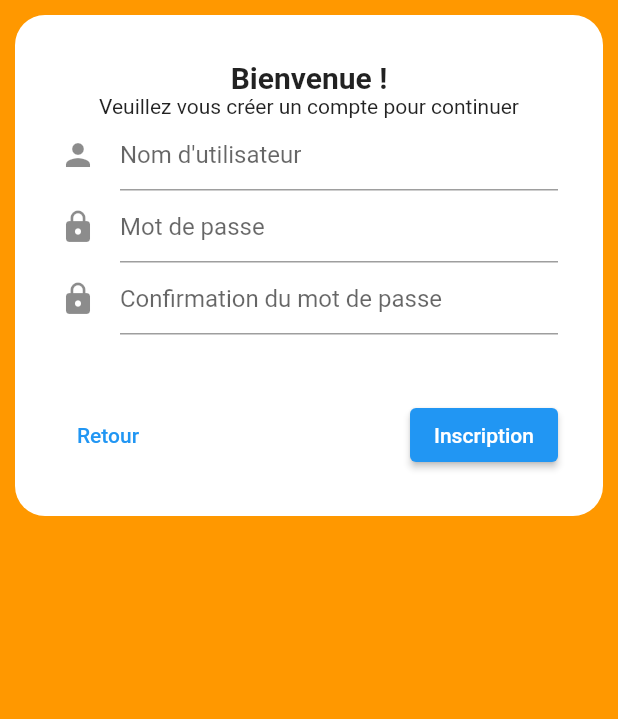
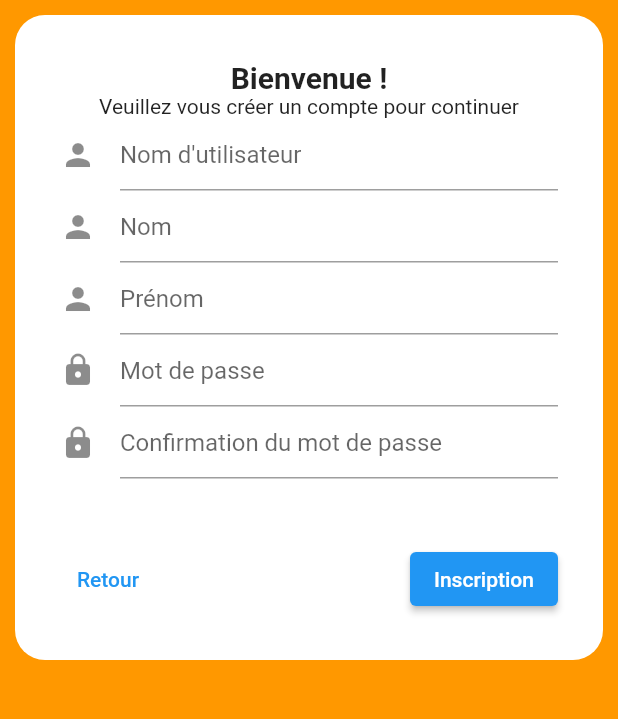
Before and after one commit to Morbleuz/Improve-Your-Ball, a Flutter app: the Register screen opened by its route, on a phone screen of 412 x 824 dp, the part 412-1131 px from its top. Run offline on Flutter 3.47's test engine with Material 2 defaults, Android fonts, the light colour scheme and no system bars; our stand-ins replace fl_chart; missing offline and left inert: dart:ffi, graphic.

Commit message:
register

```diff
--- a/lib/model/constant.dart
+++ b/lib/model/constant.dart
@@ -4,6 +4,7 @@ abstract class Constant {
   static String urlToken = "/api/authentication_token";
   static String urlGetAllUser = "/api/users?page=1";
   static String urlPostRencontre = "/api/rencontres";
+  static String urlPostUser = "/api/users";
 
   ///Regex qui respecte la règle suivant
   ///Le champs doit avoir :
--- a/lib/register.dart
+++ b/lib/register.dart
@@ -1,6 +1,7 @@
 import 'package:flutter/material.dart';
 import 'package:flutter_improve_your_ball/menu.dart';
 import 'package:flutter_improve_your_ball/main.dart';
+import 'package:flutter_improve_your_ball/model/constant.dart';
 
 import 'package:flutter_improve_your_ball/model/local.dart';
 import 'package:flutter_improve_your_ball/modelView/ContainerButtonIYP.dart';
@@ -19,15 +20,52 @@ class Register extends StatefulWidget {
 class _Register extends State<Register> {
   late TextEditingController _controllerUsername;
   late TextEditingController _controllerPassword;
-  late TextEditingController _controllerPassword2;
+  late TextEditingController _controllerPasswordVerif;
+  late TextEditingController _controllerNom;
+
+  late TextEditingController _controllerPrenom;
+
+  // late TextEditingController _controllerPassword2;
+
+  ///Permet de savoir si l'utilisateur est rentré dans le champs Username
+  bool clickOnUsername = false;
+  bool clickOnPassword = false;
+
+  ///Les vérifications du Username
+  String? _errorUsername = null;
+
+  ///Les vérifications du password
+  String? get _errorPassord {
+    final text = _controllerPassword.value.text;
+    if (text.isEmpty && clickOnPassword) {
+      return 'Ce champ ne doit pas être vide';
+    }
+    if (clickOnPassword && !Constant.regexStrongPassword.hasMatch(text)) {
+      return 'Mot de passe non valide';
+    }
+    // return null if the text is valid
+    return null;
+  }
 
   String errorMsg = "";
+  String? _errormdp = null;
+
+  String? _errormdpverif = null;
+
+  String? _errorusername = null;
+  String? _errornom = null;
+
+  String? _errorprenom = null;
+
   @override
   void initState() {
     super.initState();
     _controllerUsername = TextEditingController();
     _controllerPassword = TextEditingController();
-    _controllerPassword2 = TextEditingController();
+    _controllerPasswordVerif = TextEditingController();
+
+    _controllerNom = TextEditingController();
+    _controllerPrenom = TextEditingController();
   }
 
   bool valide() {
@@ -36,6 +74,15 @@ class _Register extends State<Register> {
       return true;
     }
     if (_controllerPassword.text.isEmpty) {
+      errorMsg = 'Le mot de passe est vide';
+    }
+    if (_controllerPasswordVerif.text.isEmpty) {
+      errorMsg = 'Le mot de passe est vide';
+    }
+    if (_controllerNom.text.isEmpty) {
+      errorMsg = 'Le mot de passe est vide';
+    }
+    if (_controllerPrenom.text.isEmpty) {
       errorMsg = 'Le mot de passe est vide';
     }
     return false;
@@ -57,11 +104,28 @@ class _Register extends State<Register> {
     });
   }
 
+  ///Permet de se connecter à l'API
+  void connect() async {
+    //Vérification du formulaire
+    if (_errorUsername == null && _errorPassord == null) {
+      //On stocker les variables localement
+      Local.LocalUsername = _controllerUsername.text;
+      Local.LocalPassword = _controllerPassword.text;
+    }
+    await API.sendUser(_controllerUsername.text, _controllerPassword.text,
+        _controllerNom.text, _controllerPrenom.text);
+    if (API.ResponseCode == 201) {
+      goToLogin();
+    }
+    setState(() {});
+  }
+
   @override
   Widget build(BuildContext context) {
     return Scaffold(
         backgroundColor: Colors.orange,
-      body: Center(
+        body: SingleChildScrollView(
+          child: Center(
               child: Column(
             mainAxisAlignment: MainAxisAlignment.start,
             children: [
@@ -80,28 +144,102 @@ class _Register extends State<Register> {
                 const Text(
                   'Veuillez vous créer un compte pour continuer',
                 ),
+                //Username
                 TextField(
                   controller: _controllerUsername,
-              decoration: const InputDecoration(
+                  decoration: InputDecoration(
                     hintText: 'Nom d\'utilisateur',
-                icon: Icon(Icons.person),
+                    errorText: _errorusername,
+                    icon: const Icon(Icons.person),
                   ),
+                  onChanged: (text) => setState(() {
+                    if (text.isEmpty) {
+                      _errorusername =
+                          "Le nom d\'utilisateur peut pas être vide";
+                    }
+                    if (text.isNotEmpty) {
+                      _errorusername = null;
+                    }
+                  }),
+                ),
+                //Nom
+                TextField(
+                  controller: _controllerNom,
+                  decoration: InputDecoration(
+                    hintText: 'Nom',
+                    errorText: _errornom,
+                    icon: const Icon(Icons.person),
+                  ),
+                  onChanged: (text) => setState(() {
+                    if (text.isEmpty) {
+                      _errornom = "Nom peut pas être vide";
+                    }
+                    if (text.isNotEmpty) {
+                      _errornom = null;
+                    }
+                  }),
+                ),
+                //Prénom
+                TextField(
+                  controller: _controllerPrenom,
+                  decoration: InputDecoration(
+                    hintText: 'Prénom',
+                    errorText: _errorprenom,
+                    icon: const Icon(Icons.person),
+                  ),
+                  onChanged: (text) => setState(() {
+                    if (text.isEmpty) {
+                      _errorprenom = "Prénom peut pas être vide";
+                    }
+                    if (text.isNotEmpty) {
+                      _errorprenom = null;
+                    }
+                  }),
                 ),
                 TextField(
                   obscureText: true,
                   controller: _controllerPassword,
-              decoration: const InputDecoration(
+                  decoration: InputDecoration(
                     hintText: 'Mot de passe',
-                icon: Icon(Icons.lock),
+                    errorText: _errormdp,
+                    icon: const Icon(Icons.lock),
                   ),
+                  onChanged: (text) => setState(() {
+                    if (!Constant.regexStrongPassword.hasMatch(text)) {
+                      _errormdp = "mot de passe non valide";
+                    } else {
+                      _errormdp = null;
+                    }
+                    if (text.isEmpty) {
+                      _errormdp = null;
+                    }
+                  }),
                 ),
                 TextField(
                   obscureText: true,
-              controller: _controllerPassword2,
-              decoration: const InputDecoration(
+                  controller: _controllerPasswordVerif,
+                  decoration: InputDecoration(
                     hintText: 'Confirmation du mot de passe',
-                icon: Icon(Icons.lock),
+                    errorText: _errormdpverif,
+                    icon: const Icon(Icons.lock),
                   ),
+                  onChanged: (text) => setState(() {
+                    if (!Constant.regexStrongPassword.hasMatch(text)) {
+                      _errormdpverif = "mot de passe non valide";
+                    } else {
+                      _errormdpverif = null;
+                    }
+                    if (text.isEmpty) {
+                      _errormdpverif = null;
+                    }
+                    if (_controllerPassword.text != text) {
+                      _errormdp = "Les mot de passe sont pas identique";
+                      _errormdpverif = "Les mot de passe sont pas identique";
+                    } else if (_controllerPassword.text == text) {
+                      _errormdp = null;
+                      _errormdpverif = null;
+                    }
+                  }),
                 ),
                 Padding(
                   padding: EdgeInsets.fromLTRB(0, 5, 0, 2),
@@ -113,19 +251,21 @@ class _Register extends State<Register> {
                 const Padding(
                   padding: EdgeInsets.all(10),
                 ),
-            Row(mainAxisAlignment: MainAxisAlignment.spaceBetween, children: [
+                Row(
+                    mainAxisAlignment: MainAxisAlignment.spaceBetween,
+                    children: [
                       TextButton(
                         onPressed: goToLogin,
                         child: const Text("Retour"),
                       ),
                       ElevatedButton(
-                onPressed: goToMenu,
+                        onPressed: connect,
                         child: const Text('Inscription'),
                       )
                     ]),
               ])
             ],
           )),
-    );
+        ));
   }
 }
--- a/pubspec.yaml
+++ b/pubspec.yaml
@@ -31,7 +31,6 @@ environment:
 dependencies:
   flutter:
     sdk: flutter
-
 
 
   # The following adds the Cupertino Icons font to your application.
```
Also changed, not shown: lib/model/api.dart (+20 -0 lines), 2 other files. Lines whose indentation alone changed are shown as unchanged.
